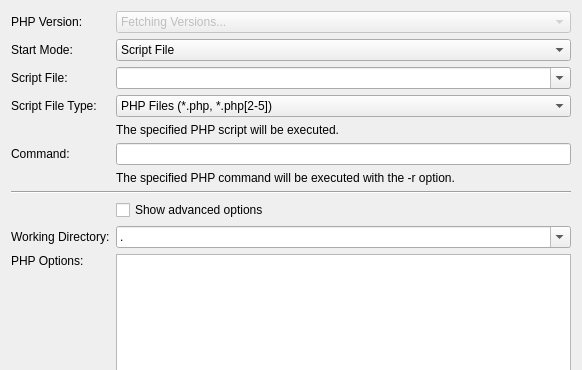
Before: the Qt Designer form src/brickv/plugin_system/plugins/red/ui/program_page_php.ui in Tinkerforge/brickv, drawn with Qt 5; both pictures show x 0 to 582 and y 0 to 370 of the 582 by 689 pixel window.
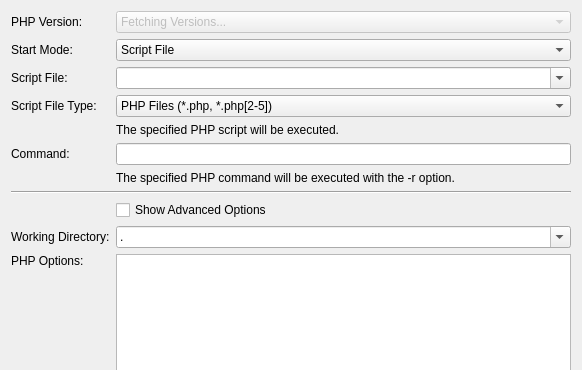
After: the same form once the commit is applied. Custom widgets are drawn as their Qt base class.

Patch:
```diff
--- a/src/brickv/plugin_system/plugins/red/ui/program_page_php.ui
+++ b/src/brickv/plugin_system/plugins/red/ui/program_page_php.ui
@@ -124,7 +124,7 @@
      <item row="8" column="1" colspan="4">
       <widget class="QCheckBox" name="check_show_advanced_options">
        <property name="text">
-        <string>Show advanced options</string>
+        <string>Show Advanced Options</string>
        </property>
       </widget>
      </item>
```
